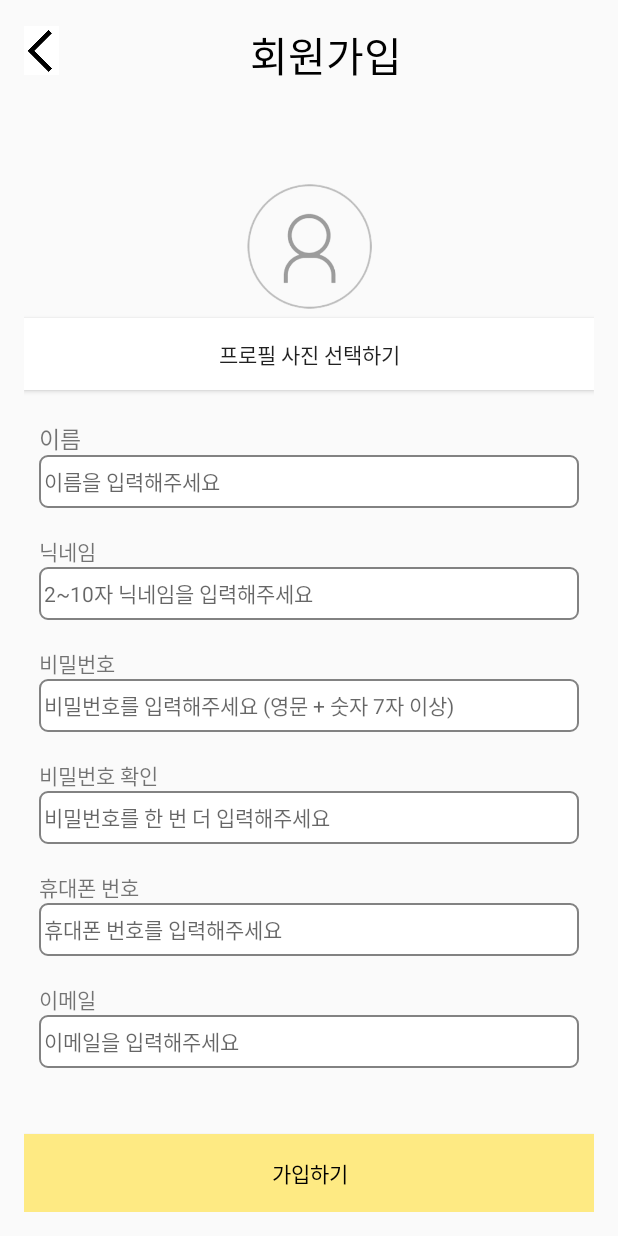
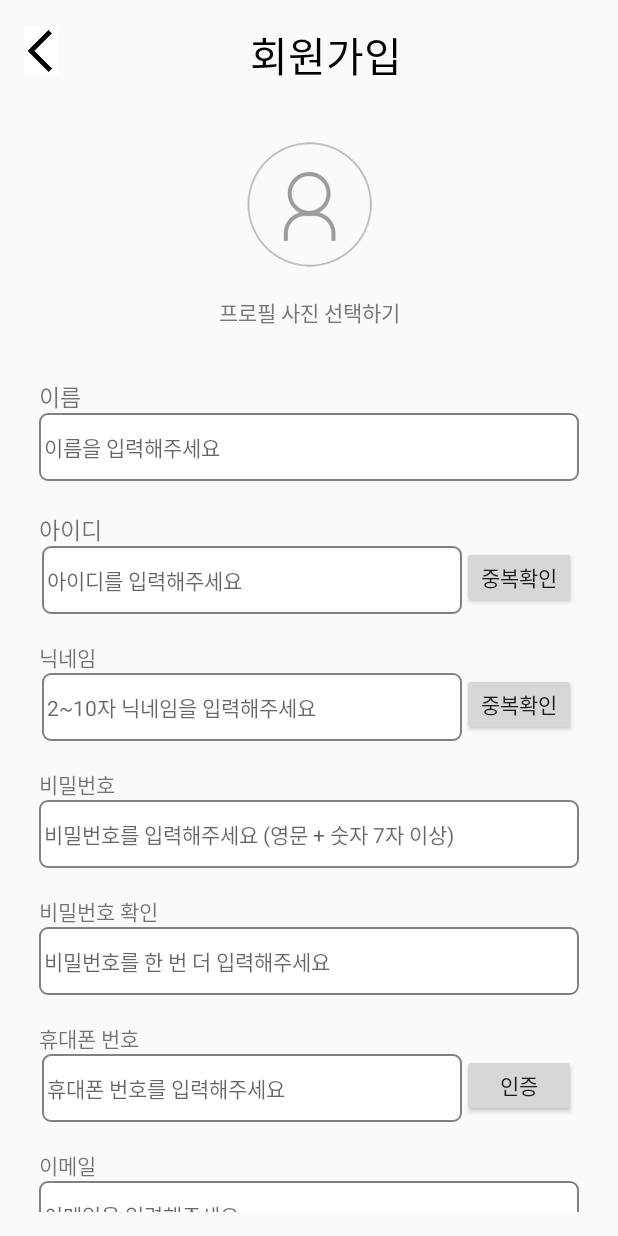
Before and after one commit to gityhb/YUMYUM, an Android app: the layout fragment_join.xml on its own in the app's theme, with its tools: preview values and no code run, on a phone screen of 412 x 824 dp. Run offline under Robolectric (Android 15) with nearby library versions, the phone set to English and light mode, and no system bars.

Commit message:
ssb 11/17 16:19

```diff
--- a/app/src/main/res/layout/fragment_join.xml
+++ b/app/src/main/res/layout/fragment_join.xml
@@ -12,170 +12,13 @@
     tools:context=".ui.login.JoinFragment">
 
     <LinearLayout
-        android:id="@+id/linearLayout"
-        android:layout_width="0dp"
-        android:layout_height="wrap_content"
-        android:orientation="vertical"
-        app:layout_constraintBottom_toBottomOf="parent"
-        app:layout_constraintEnd_toEndOf="parent"
-        app:layout_constraintHorizontal_bias="0.875"
-        app:layout_constraintStart_toStartOf="parent"
-        app:layout_constraintTop_toTopOf="parent">
-
-        <LinearLayout
-            android:layout_width="match_parent"
-            android:layout_height="wrap_content"
-            android:orientation="vertical">
-
-            <ImageView
-                android:id="@+id/imageView4"
-                android:layout_width="107dp"
-                android:layout_height="100dp"
-                android:layout_gravity="center_horizontal"
-                android:src="@drawable/user" />
-
-            <Button
-                android:id="@+id/button7"
-                android:layout_width="match_parent"
-                android:layout_height="wrap_content"
-                android:background="#fff"
-                android:text="프로필 사진 선택하기" />
-
-            <TextView
-                android:id="@+id/text_name"
-                android:layout_width="360dp"
-                android:layout_height="wrap_content"
-                android:layout_gravity="center_horizontal"
-                android:text="\n이름"
-                android:textSize="15sp" />
-
-        </LinearLayout>
-
-        <EditText
-            android:id="@+id/input_name"
-            android:layout_width="360dp"
-            android:layout_height="35dp"
-            android:background="@drawable/border_black"
-            android:ems="10"
-            android:textSize="14sp"
-            android:layout_gravity="center_horizontal"
-            android:hint=" 이름을 입력해주세요"
-            android:inputType="text" />
-        <TextView
-            android:id="@+id/text_nickname"
-            android:layout_width="360dp"
-            android:layout_height="wrap_content"
-            android:layout_gravity="center_horizontal"
-            android:text="\n닉네임" />
-        s
-
-        <EditText
-            android:id="@+id/input_nickname"
-            android:layout_width="360dp"
-            android:layout_height="35dp"
-            android:background="@drawable/border_black"
-            android:ems="10"
-            android:textSize="14sp"
-            android:layout_gravity="center_horizontal"
-            android:hint=" 2~10자 닉네임을 입력해주세요"
-            android:inputType="text" />
-
-        <TextView
-            android:id="@+id/text_password1"
-            android:layout_width="360dp"
-            android:layout_height="wrap_content"
-            android:layout_gravity="center_horizontal"
-            android:text="\n비밀번호" />
-
-        <EditText
-            android:id="@+id/input_password1"
-            android:layout_width="360dp"
-            android:layout_height="35dp"
-            android:background="@drawable/border_black"
-            android:ems="10"
-            android:textSize="14sp"
-            android:layout_gravity="center_horizontal"
-            android:hint=" 비밀번호를 입력해주세요 (영문 + 숫자 7자 이상)"
-            android:inputType="textPassword" />
-
-        <TextView
-            android:id="@+id/text_password2"
-            android:layout_width="360dp"
-            android:layout_height="wrap_content"
-            android:layout_gravity="center_horizontal"
-            android:text="\n비밀번호 확인" />
-
-        <EditText
-            android:id="@+id/input_password2"
-            android:layout_width="360dp"
-            android:layout_height="35dp"
-            android:background="@drawable/border_black"
-            android:ems="10"
-            android:textSize="14sp"
-            android:layout_gravity="center_horizontal"
-            android:hint=" 비밀번호를 한 번 더 입력해주세요"
-            android:inputType="textPassword" />
-
-        <TextView
-            android:id="@+id/text_phone"
-            android:layout_width="360dp"
-            android:layout_height="wrap_content"
-            android:layout_gravity="center_horizontal"
-            android:text="\n휴대폰 번호" />
-
-        <EditText
-            android:id="@+id/input_phone"
-            android:layout_width="360dp"
-            android:layout_height="35dp"
-            android:background="@drawable/border_black"
-            android:ems="10"
-            android:textSize="14sp"
-            android:layout_gravity="center_horizontal"
-            android:hint=" 휴대폰 번호를 입력해주세요"
-            android:inputType="phone" />
-
-        <TextView
-            android:id="@+id/text_email"
-            android:layout_width="360dp"
-            android:layout_height="wrap_content"
-            android:layout_gravity="center_horizontal"
-            android:text="\n이메일" />
-
-        <EditText
-            android:id="@+id/input_email"
-            android:layout_width="360dp"
-            android:layout_height="35dp"
-            android:background="@drawable/border_black"
-            android:ems="10"
-            android:textSize="14sp"
-            android:layout_gravity="center_horizontal"
-            android:hint=" 이메일을 입력해주세요"
-            android:inputType="textEmailAddress" />
-
-    </LinearLayout>
-
-    <Button
-        android:id="@+id/button"
-        android:layout_width="411dp"
-        android:layout_height="52dp"
-        android:background="#feea83"
-        android:text="가입하기"
-        android:textColor="@color/black"
-        app:layout_constraintBottom_toBottomOf="parent"
-        app:layout_constraintEnd_toEndOf="parent"
-        app:layout_constraintStart_toStartOf="parent"
-        app:layout_constraintTop_toBottomOf="@+id/linearLayout"
-        app:layout_constraintVertical_bias="1.0" />
-
-    <LinearLayout
+        android:id="@+id/linearLayout2"
         android:layout_width="0dp"
         android:layout_height="70dp"
         android:orientation="horizontal"
-        app:layout_constraintBottom_toTopOf="@+id/linearLayout"
         app:layout_constraintEnd_toEndOf="parent"
         app:layout_constraintStart_toStartOf="parent"
-        app:layout_constraintTop_toTopOf="parent"
-        app:layout_constraintVertical_bias="0.0">
+        app:layout_constraintTop_toTopOf="parent">
 
         <ImageView
             android:id="@+id/imageView2"
@@ -201,5 +44,224 @@
 
     </LinearLayout>
 
+    <ScrollView
+        android:layout_width="match_parent"
+        android:layout_height="match_parent"
+        android:layout_marginTop="68dp"
+        android:scrollbars="none"
+        app:layout_constraintEnd_toEndOf="parent"
+        app:layout_constraintStart_toStartOf="parent"
+        app:layout_constraintTop_toBottomOf="@+id/linearLayout2">
 
+        <LinearLayout
+            android:layout_width="match_parent"
+            android:layout_height="wrap_content"
+            android:orientation="vertical"
+            app:layout_constraintBottom_toTopOf="@+id/button"
+            app:layout_constraintEnd_toEndOf="parent"
+            app:layout_constraintStart_toStartOf="parent"
+            app:layout_constraintTop_toBottomOf="@+id/linearLayout2"
+            app:layout_constraintVertical_bias="0.0">
+
+            <ImageView
+                android:id="@+id/imageView4"
+                android:layout_width="107dp"
+                android:layout_height="100dp"
+                android:layout_gravity="center_horizontal"
+                android:src="@drawable/user" />
+
+            <Button
+                android:id="@+id/button7"
+                android:layout_width="match_parent"
+                android:layout_height="wrap_content"
+                android:background="#00ff0000"
+                android:textColor="#777777"
+                android:text="프로필 사진 선택하기" />
+
+            <TextView
+                android:id="@+id/text_name"
+                android:layout_width="360dp"
+                android:layout_height="wrap_content"
+                android:layout_gravity="center_horizontal"
+                android:text="\n이름"
+                android:textSize="15sp" />
+
+
+            <EditText
+                android:id="@+id/input_name"
+                android:layout_width="360dp"
+                android:layout_height="45dp"
+                android:layout_gravity="center_horizontal"
+                android:background="@drawable/border_black"
+                android:ems="10"
+                android:hint=" 이름을 입력해주세요"
+                android:inputType="text"
+                android:textSize="14sp" />
+
+
+            <TextView
+                android:id="@+id/textView2"
+                android:layout_width="360dp"
+                android:layout_height="wrap_content"
+                android:layout_gravity="center_horizontal"
+                android:text="\n아이디"
+                android:textSize="15sp" />
+
+            <LinearLayout
+                android:layout_width="356dp"
+                android:layout_height="wrap_content"
+                android:layout_gravity="center"
+                android:orientation="horizontal">
+
+            <EditText
+                android:id="@+id/editTextText"
+                android:layout_width="280dp"
+                android:layout_height="45dp"
+                android:ems="10"
+                android:layout_gravity="center_horizontal"
+                android:background="@drawable/border_black"
+                android:hint=" 아이디를 입력해주세요"
+                android:inputType="text"
+                android:textSize="14sp"/>
+
+                <Button
+                    android:id="@+id/button14"
+                    android:layout_width="match_parent"
+                    android:layout_height="42dp"
+                    android:text="중복확인" />
+
+
+            </LinearLayout>
+            <TextView
+                    android:id="@+id/text_nickname"
+                    android:layout_width="360dp"
+                    android:layout_height="wrap_content"
+                    android:layout_gravity="center_horizontal"
+                    android:text="\n닉네임" />
+
+            <LinearLayout
+                android:layout_width="356dp"
+                android:layout_height="wrap_content"
+                android:layout_gravity="center"
+                android:orientation="horizontal">
+
+                <EditText
+                    android:id="@+id/input_nickname"
+                    android:layout_width="280dp"
+                    android:layout_height="45dp"
+                    android:layout_gravity="center_horizontal"
+                    android:background="@drawable/border_black"
+                    android:ems="10"
+                    android:hint=" 2~10자 닉네임을 입력해주세요"
+                    android:inputType="text"
+                    android:textSize="14sp" />
+
+                <Button
+                    android:id="@+id/button13"
+                    android:layout_width="match_parent"
+                    android:layout_height="42dp"
+                    android:text="중복확인" />
+
+            </LinearLayout>
+
+            <TextView
+                android:id="@+id/text_password1"
+                android:layout_width="360dp"
+                android:layout_height="wrap_content"
+                android:layout_gravity="center_horizontal"
+                android:text="\n비밀번호" />
+
+            <EditText
+                android:id="@+id/input_password1"
+                android:layout_width="360dp"
+                android:layout_height="45dp"
+                android:layout_gravity="center_horizontal"
+                android:background="@drawable/border_black"
+                android:ems="10"
+                android:hint=" 비밀번호를 입력해주세요 (영문 + 숫자 7자 이상)"
+                android:inputType="textPassword"
+                android:textSize="14sp" />
+
+            <TextView
+                android:id="@+id/text_password2"
+                android:layout_width="360dp"
+                android:layout_height="wrap_content"
+                android:layout_gravity="center_horizontal"
+                android:text="\n비밀번호 확인" />
+
+            <EditText
+                android:id="@+id/input_password2"
+                android:layout_width="360dp"
+                android:layout_height="45dp"
+                android:layout_gravity="center_horizontal"
+                android:background="@drawable/border_black"
+                android:ems="10"
+                android:hint=" 비밀번호를 한 번 더 입력해주세요"
+                android:inputType="textPassword"
+                android:textSize="14sp" />
+
+            <TextView
+                android:id="@+id/text_phone"
+                android:layout_width="360dp"
+                android:layout_height="wrap_content"
+                android:layout_gravity="center_horizontal"
+                android:text="\n휴대폰 번호" />
+
+            <LinearLayout
+                android:layout_width="356dp"
+                android:layout_height="wrap_content"
+                android:layout_gravity="center"
+                android:orientation="horizontal">
+
+            <EditText
+                android:id="@+id/input_phone"
+                android:layout_width="280dp"
+                android:layout_height="45dp"
+                android:layout_gravity="center_horizontal"
+                android:background="@drawable/border_black"
+                android:ems="10"
+                android:hint=" 휴대폰 번호를 입력해주세요"
+                android:inputType="phone"
+                android:textSize="14sp" />
+
+                <Button
+                    android:id="@+id/button15"
+                    android:layout_width="match_parent"
+                    android:layout_height="42dp"
+                    android:text="인증" />
+            </LinearLayout>
+            <TextView
+                android:id="@+id/text_email"
+                android:layout_width="360dp"
+                android:layout_height="wrap_content"
+                android:layout_gravity="center_horizontal"
+                android:text="\n이메일" />
+
+            <EditText
+                android:id="@+id/input_email"
+                android:layout_width="360dp"
+                android:layout_height="45dp"
+                android:layout_gravity="center_horizontal"
+                android:background="@drawable/border_black"
+                android:ems="10"
+                android:hint=" 이메일을 입력해주세요"
+                android:inputType="textEmailAddress"
+                android:textSize="14sp" />
+
+            <TextView
+                android:id="@+id/textView"
+                android:layout_width="match_parent"
+                android:layout_height="wrap_content" />
+
+            <Button
+                android:id="@+id/button"
+                android:layout_width="411dp"
+                android:layout_height="52dp"
+                android:layout_gravity="center_horizontal"
+                android:background="#feea83"
+                android:text="가입하기"
+                android:textColor="@color/black" />
+
+        </LinearLayout>
+    </ScrollView>
 </androidx.constraintlayout.widget.ConstraintLayout>
```
